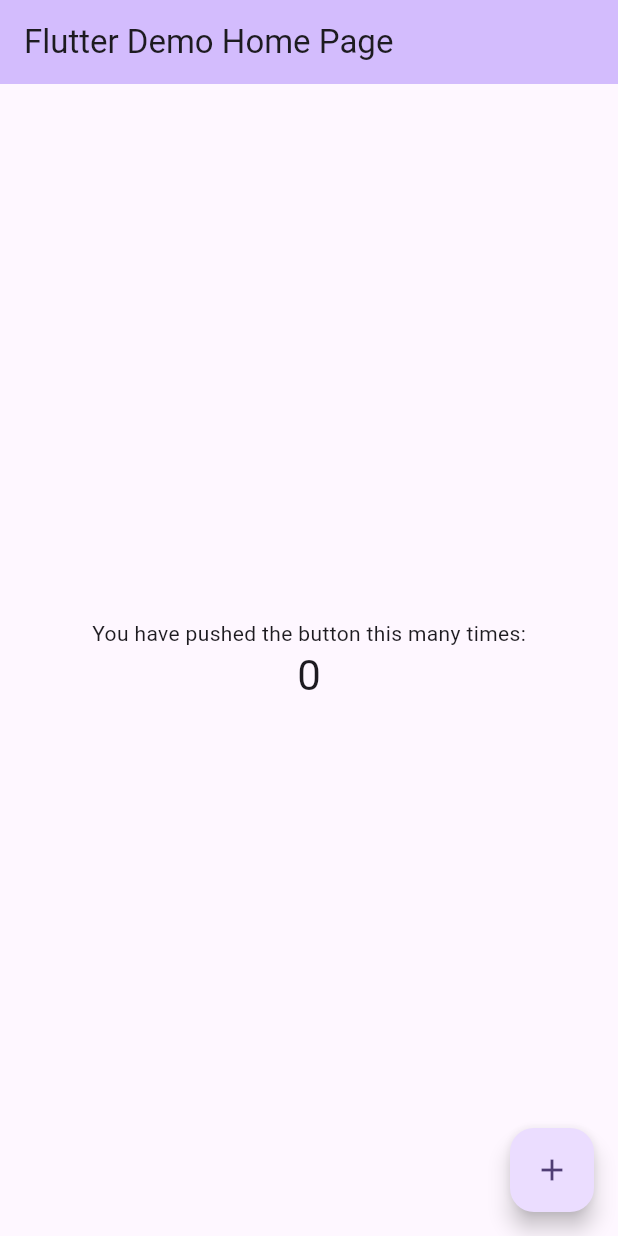
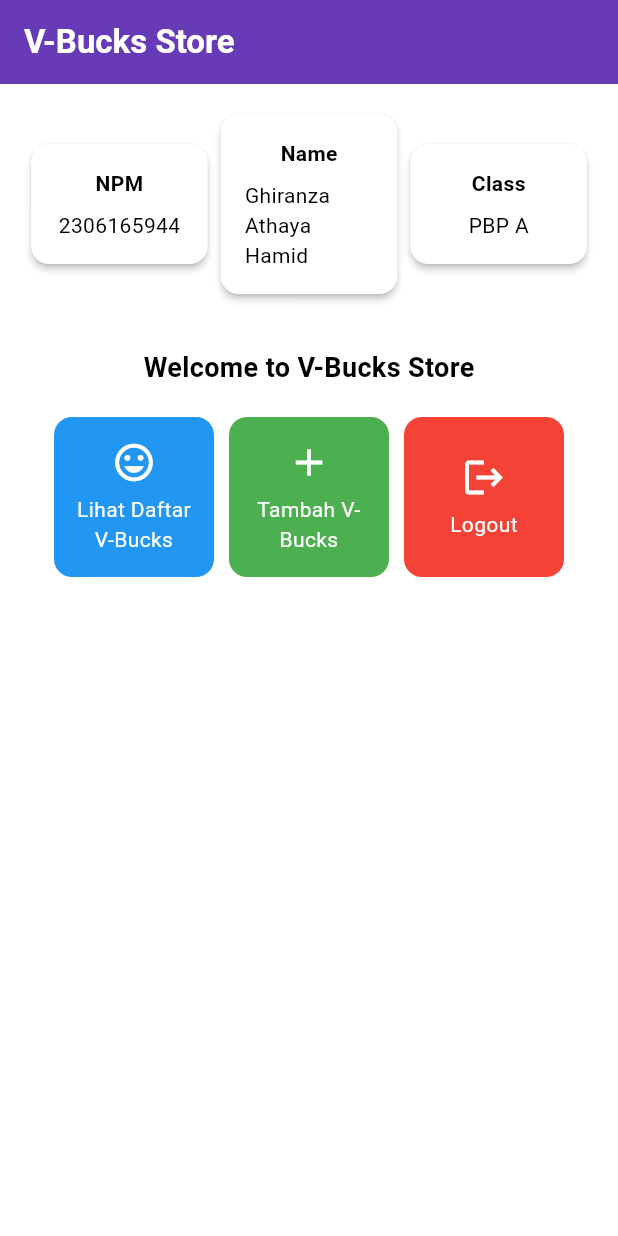
Before and after one commit to ghiranza/pbp-mobile-ecom, a Flutter app: the screen it shows after launch, on a phone screen of 412 x 824 dp. Run offline on Flutter 3.47's test engine with Material 3 defaults, Android fonts, the phone set to English and light mode, and no system bars.

Commit message:
tugas 7 done

```diff
--- a/lib/main.dart
+++ b/lib/main.dart
@@ -1,4 +1,5 @@
 import 'package:flutter/material.dart';
+import 'package:vbucks_store/menu.dart';
 
 void main() {
   runApp(const MyApp());
@@ -7,119 +8,17 @@ void main() {
 class MyApp extends StatelessWidget {
   const MyApp({super.key});
 
-  // This widget is the root of your application.
   @override
   Widget build(BuildContext context) {
     return MaterialApp(
       title: 'Flutter Demo',
       theme: ThemeData(
-        // This is the theme of your application.
-        //
-        // TRY THIS: Try running your application with "flutter run". You'll see
-        // the application has a purple toolbar. Then, without quitting the app,
-        // try changing the seedColor in the colorScheme below to Colors.green
-        // and then invoke "hot reload" (save your changes or press the "hot
-        // reload" button in a Flutter-supported IDE, or press "r" if you used
-        // the command line to start the app).
-        //
-        // Notice that the counter didn't reset back to zero; the application
-        // state is not lost during the reload. To reset the state, use hot
-        // restart instead.
-        //
-        // This works for code too, not just values: Most code changes can be
-        // tested with just a hot reload.
-        colorScheme: ColorScheme.fromSeed(seedColor: Colors.deepPurple),
+        colorScheme: ColorScheme.fromSwatch(
+          primarySwatch: Colors.deepPurple,
+        ).copyWith(secondary: Colors.deepPurple[400]),
         useMaterial3: true,
       ),
-      home: const MyHomePage(title: 'Flutter Demo Home Page'),
+      home: MyHomePage(),
     );
   }
 }
-
-class MyHomePage extends StatefulWidget {
-  const MyHomePage({super.key, required this.title});
-
-  // This widget is the home page of your application. It is stateful, meaning
-  // that it has a State object (defined below) that contains fields that affect
-  // how it looks.
-
-  // This class is the configuration for the state. It holds the values (in this
-  // case the title) provided by the parent (in this case the App widget) and
-  // used by the build method of the State. Fields in a Widget subclass are
-  // always marked "final".
-
-  final String title;
-
-  @override
-  State<MyHomePage> createState() => _MyHomePageState();
-}
-
-class _MyHomePageState extends State<MyHomePage> {
-  int _counter = 0;
-
-  void _incrementCounter() {
-    setState(() {
-      // This call to setState tells the Flutter framework that something has
-      // changed in this State, which causes it to rerun the build method below
-      // so that the display can reflect the updated values. If we changed
-      // _counter without calling setState(), then the build method would not be
-      // called again, and so nothing would appear to happen.
-      _counter++;
-    });
-  }
-
-  @override
-  Widget build(BuildContext context) {
-    // This method is rerun every time setState is called, for instance as done
-    // by the _incrementCounter method above.
-    //
-    // The Flutter framework has been optimized to make rerunning build methods
-    // fast, so that you can just rebuild anything that needs updating rather
-    // than having to individually change instances of widgets.
-    return Scaffold(
-      appBar: AppBar(
-        // TRY THIS: Try changing the color here to a specific color (to
-        // Colors.amber, perhaps?) and trigger a hot reload to see the AppBar
-        // change color while the other colors stay the same.
-        backgroundColor: Theme.of(context).colorScheme.inversePrimary,
-        // Here we take the value from the MyHomePage object that was created by
-        // the App.build method, and use it to set our appbar title.
-        title: Text(widget.title),
-      ),
-      body: Center(
-        // Center is a layout widget. It takes a single child and positions it
-        // in the middle of the parent.
-        child: Column(
-          // Column is also a layout widget. It takes a list of children and
-          // arranges them vertically. By default, it sizes itself to fit its
-          // children horizontally, and tries to be as tall as its parent.
-          //
-          // Column has various properties to control how it sizes itself and
-          // how it positions its children. Here we use mainAxisAlignment to
-          // center the children vertically; the main axis here is the vertical
-          // axis because Columns are vertical (the cross axis would be
-          // horizontal).
-          //
-          // TRY THIS: Invoke "debug painting" (choose the "Toggle Debug Paint"
-          // action in the IDE, or press "p" in the console), to see the
-          // wireframe for each widget.
-          mainAxisAlignment: MainAxisAlignment.center,
-          children: <Widget>[
-            const Text(
-              'You have pushed the button this many times:',
-            ),
-            Text(
-              '$_counter',
-              style: Theme.of(context).textTheme.headlineMedium,
-            ),
-          ],
-        ),
-      ),
-      floatingActionButton: FloatingActionButton(
-        onPressed: _incrementCounter,
-        tooltip: 'Increment',
-        child: const Icon(Icons.add),
-      ), // This trailing comma makes auto-formatting nicer for build methods.
-    );
-  }
-}
--- /dev/null
+++ b/lib/menu.dart
@@ -0,0 +1,186 @@
+import 'package:flutter/material.dart';
+
+class MyHomePage extends StatelessWidget {
+  final String npm = '2306165944'; // NPM
+  final String name = 'Ghiranza Athaya Hamid'; // Nama
+  final String className = 'PBP A'; // Kelas
+  MyHomePage({super.key});
+
+  final List<ItemHomepage> items = [
+    ItemHomepage("Lihat Daftar V-Bucks", Icons.mood),
+    ItemHomepage("Tambah V-Bucks", Icons.add),
+    ItemHomepage("Logout", Icons.logout),
+  ];
+
+  @override
+  Widget build(BuildContext context) {
+    // Scaffold menyediakan struktur dasar halaman dengan AppBar dan body.
+    return Scaffold(
+      // AppBar adalah bagian atas halaman yang menampilkan judul.
+      appBar: AppBar(
+        // Judul aplikasi "Mental Health Tracker" dengan teks putih dan tebal.
+        title: const Text(
+          'V-Bucks Store',
+          style: TextStyle(
+            color: Colors.white,
+            fontWeight: FontWeight.bold,
+          ),
+        ),
+        // Warna latar belakang AppBar diambil dari skema warna tema aplikasi.
+        backgroundColor: Theme.of(context).colorScheme.primary,
+      ),
+      // Body halaman dengan padding di sekelilingnya.
+      body: Padding(
+        padding: const EdgeInsets.all(16.0),
+        // Menyusun widget secara vertikal dalam sebuah kolom.
+        child: Column(
+          crossAxisAlignment: CrossAxisAlignment.center,
+          children: [
+            // Row untuk menampilkan 3 InfoCard secara horizontal.
+            Row(
+              mainAxisAlignment: MainAxisAlignment.spaceEvenly,
+              children: [
+                InfoCard(title: 'NPM', content: npm),
+                InfoCard(title: 'Name', content: name),
+                InfoCard(title: 'Class', content: className),
+              ],
+            ),
+
+            // Memberikan jarak vertikal 16 unit.
+            const SizedBox(height: 16.0),
+
+            // Menempatkan widget berikutnya di tengah halaman.
+            Center(
+              child: Column(
+                // Menyusun teks dan grid item secara vertikal.
+
+                children: [
+                  // Menampilkan teks sambutan dengan gaya tebal dan ukuran 18.
+                  const Padding(
+                    padding: EdgeInsets.only(top: 16.0),
+                    child: Text(
+                      'Welcome to V-Bucks Store',
+                      style: TextStyle(
+                        fontWeight: FontWeight.bold,
+                        fontSize: 18.0,
+                      ),
+                    ),
+                  ),
+
+                  // Grid untuk menampilkan ItemCard dalam bentuk grid 3 kolom.
+                  GridView.count(
+                    primary: true,
+                    padding: const EdgeInsets.all(20),
+                    crossAxisSpacing: 10,
+                    mainAxisSpacing: 10,
+                    crossAxisCount: 3,
+                    // Agar grid menyesuaikan tinggi kontennya.
+                    shrinkWrap: true,
+                    children: [
+                      ItemCard(items[0], Colors.blue),
+                      ItemCard(items[1], Colors.green),
+                      ItemCard(items[2], Colors.red),
+                    ],
+                  ),
+                ],
+              ),
+            ),
+          ],
+        ),
+      ),
+    );
+  }
+}
+
+class InfoCard extends StatelessWidget {
+  // Kartu informasi yang menampilkan title dan content.
+
+  final String title; // Judul kartu.
+  final String content; // Isi kartu.
+
+  const InfoCard({super.key, required this.title, required this.content});
+
+  @override
+  Widget build(BuildContext context) {
+    return Card(
+      // Membuat kotak kartu dengan bayangan dibawahnya.
+      elevation: 2.0,
+      child: Container(
+        // Mengatur ukuran dan jarak di dalam kartu.
+        width: MediaQuery.of(context).size.width /
+            3.5, // menyesuaikan dengan lebar device yang digunakan.
+        padding: const EdgeInsets.all(16.0),
+        // Menyusun title dan content secara vertikal.
+        child: Column(
+          children: [
+            Text(
+              title,
+              style: const TextStyle(fontWeight: FontWeight.bold),
+            ),
+            const SizedBox(height: 8.0),
+            Text(content),
+          ],
+        ),
+      ),
+    );
+  }
+}
+
+class ItemHomepage {
+  final String name;
+  final IconData icon;
+
+  ItemHomepage(this.name, this.icon);
+}
+
+class ItemCard extends StatelessWidget {
+  // Menampilkan kartu dengan ikon dan nama.
+  final ItemHomepage item;
+  // Menambahkan parameter warna
+  final Color color;
+
+  const ItemCard(this.item, this.color, {super.key});
+
+  @override
+  Widget build(BuildContext context) {
+    return Material(
+      color: color,
+      // Membuat sudut kartu melengkung.
+      borderRadius: BorderRadius.circular(12),
+
+      child: InkWell(
+        // Aksi ketika kartu ditekan.
+        onTap: () {
+          // Menampilkan pesan SnackBar saat kartu ditekan.
+          ScaffoldMessenger.of(context)
+            ..hideCurrentSnackBar()
+            ..showSnackBar(SnackBar(
+                content: Text("Kamu telah menekan tombol ${item.name}!")));
+        },
+        // Container untuk menyimpan Icon dan Text
+        child: Container(
+          padding: const EdgeInsets.all(8),
+          child: Center(
+            child: Column(
+              // Menyusun ikon dan teks di tengah kartu.
+              mainAxisAlignment: MainAxisAlignment.center,
+              children: [
+                Icon(
+                  item.icon,
+                  color: Colors.white,
+                  size: 30.0,
+                ),
+                const Padding(padding: EdgeInsets.all(3)),
+                Text(
+                  item.name,
+                  textAlign: TextAlign.center,
+                  style: const TextStyle(color: Colors.white),
+                ),
+              ],
+            ),
+          ),
+        ),
+      ),
+    );
+  }
+}
```
Also changed, not shown: 1 other file.
